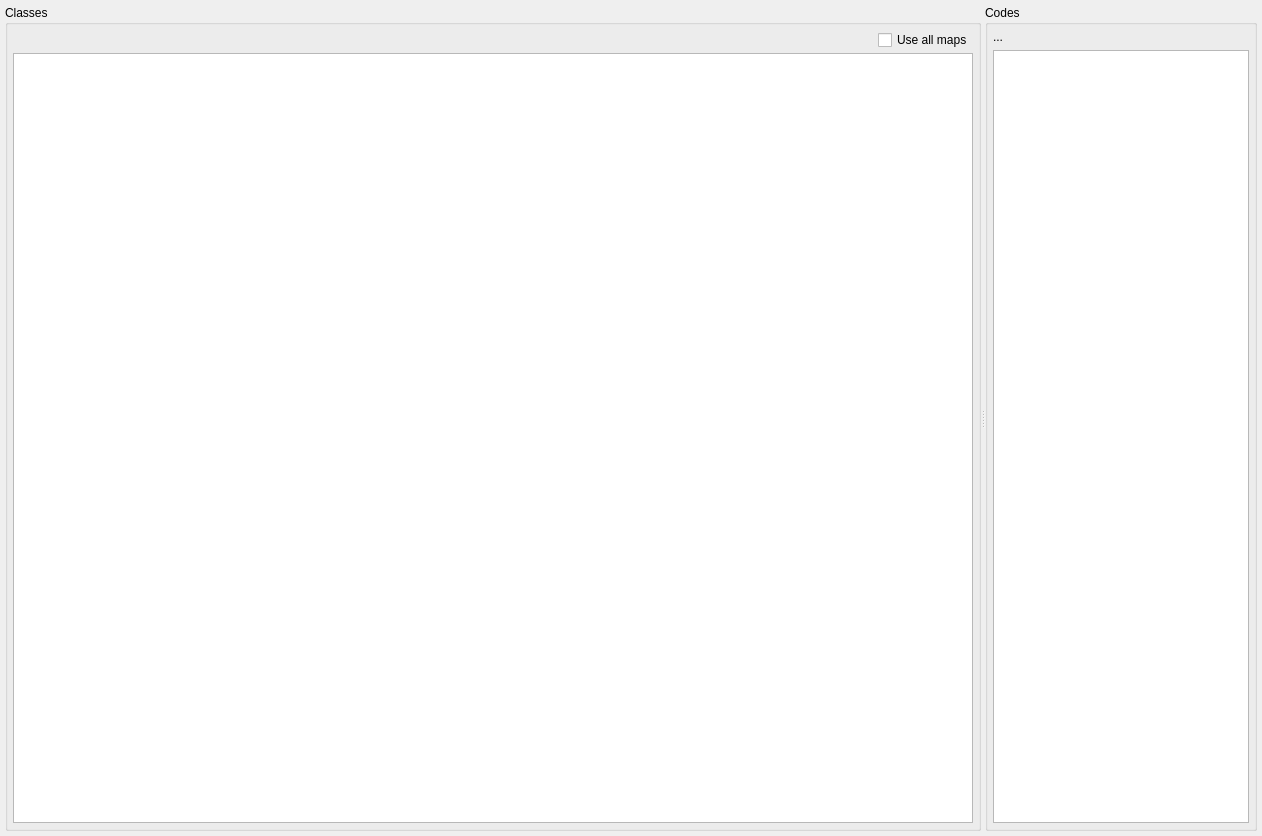
Above: quickevent/app/quickevent/plugins/Classes/src/classeswidget.ui from Quick-Event/quickbox before the change. Below: the same form after it.
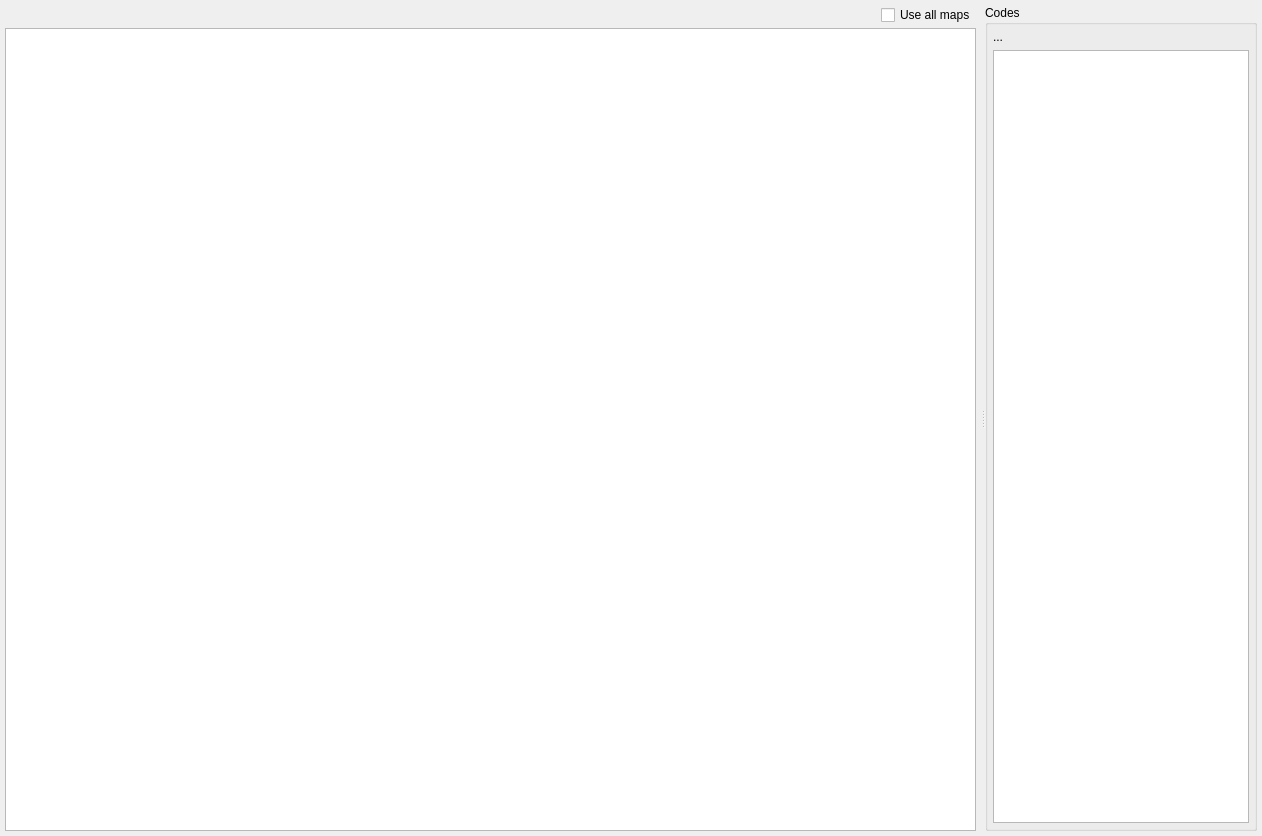
That is the form after the change. Custom widgets are drawn as their Qt base class.

Commit message: adjust Classes layout

```diff
--- a/quickevent/app/quickevent/plugins/Classes/src/classeswidget.ui
+++ b/quickevent/app/quickevent/plugins/Classes/src/classeswidget.ui
@@ -40,31 +40,28 @@
      <property name="orientation">
       <enum>Qt::Horizontal</enum>
      </property>
-     <widget class="QGroupBox" name="groupBox">
+     <widget class="QFrame" name="frame">
       <property name="sizePolicy">
        <sizepolicy hsizetype="Preferred" vsizetype="Preferred">
         <horstretch>4</horstretch>
         <verstretch>0</verstretch>
        </sizepolicy>
       </property>
-      <property name="title">
-       <string>Classes</string>
-      </property>
       <layout class="QVBoxLayout" name="verticalLayout">
        <property name="spacing">
         <number>3</number>
        </property>
        <property name="leftMargin">
-        <number>5</number>
+        <number>0</number>
        </property>
        <property name="topMargin">
-        <number>5</number>
+        <number>0</number>
        </property>
        <property name="rightMargin">
         <number>5</number>
        </property>
        <property name="bottomMargin">
-        <number>5</number>
+        <number>0</number>
        </property>
        <item>
         <layout class="QHBoxLayout" name="horizontalLayout">
```
